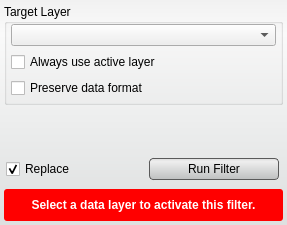
The window that src/Interface/ToolInterface/CurvatureAnisotropicDiffusionFilterInterface.ui (SCIInstitute/Seg3D) describes before a commit, drawn with Qt 5.
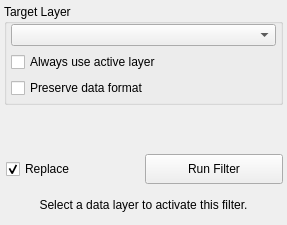
The same window after the commit. Custom widgets are drawn as their Qt base class.

The edit to the form file:
```diff
--- a/src/Interface/ToolInterface/CurvatureAnisotropicDiffusionFilterInterface.ui
+++ b/src/Interface/ToolInterface/CurvatureAnisotropicDiffusionFilterInterface.ui
@@ -19,33 +19,6 @@
   <property name="windowTitle">
    <string>Anisotropic Diffusion Filter</string>
   </property>
-  <property name="styleSheet">
-   <string notr="true">QWidget#CurvatureAnisotropicDiffusionFilterInterface{
-  border-radius: 3px;
-  background-color: qlineargradient(spread:pad, x1:0.5, y1:0, x2:0.5, y2:0.960227, stop:0 rgba(241, 241, 241, 255), stop:0.155779 rgba(250, 250, 250, 255), stop:1 rgba(222, 224, 224, 255));      
-}
-
-QPushButton{
-  background-color: qlineargradient(spread:pad, x1:0.5, y1:0, x2:0.5, y2:0.960227, stop:0 rgba(221, 221, 221, 255), stop:0.155779 rgba(238, 238, 238, 255), stop:1 rgba(192, 194, 194, 255));
-  border-radius: 4px;
-  border: 1px solid rgb(90, 90, 90);
-  margin:4px;
-}
-
-QPushButton:hover{
-  background-color: qlineargradient(spread:pad, x1:0.5, y1:0, x2:0.5, y2:1, stop:0 rgba(195, 195, 195, 255), stop:0.253769 rgba(206, 206, 206, 255), stop:1 rgba(185, 185, 185, 255));
-  border-radius: 4px;
-  border: 1px solid rgb(90, 90, 90);
-  margin:4px;
-}
-
-QPushButton:pressed{
-  background-color: qlineargradient(spread:pad, x1:0.5, y1:0, x2:0.5, y2:1, stop:0 rgba(150, 150, 150, 255), stop:0.753769 rgba(206, 206, 206, 255), stop:1 rgba(185, 185, 185, 255));
-  border-radius: 4px;
-  border: 1px solid rgb(90, 90, 90);
-  margin:4px;
-}</string>
-  </property>
   <layout class="QVBoxLayout" name="verticalLayout">
    <property name="spacing">
     <number>4</number>
@@ -207,17 +180,6 @@
        <height>32</height>
       </size>
      </property>
-     <property name="styleSheet">
-      <string notr="true">QLabel#message_{
-  color: white;
-  font: bold;
-}
-
-QWidget#message_alert_{
-  border-radius: 3px;
-  background-color: red;
-}</string>
-     </property>
      <layout class="QHBoxLayout" name="horizontalLayout_6">
       <property name="spacing">
        <number>0</number>
```
